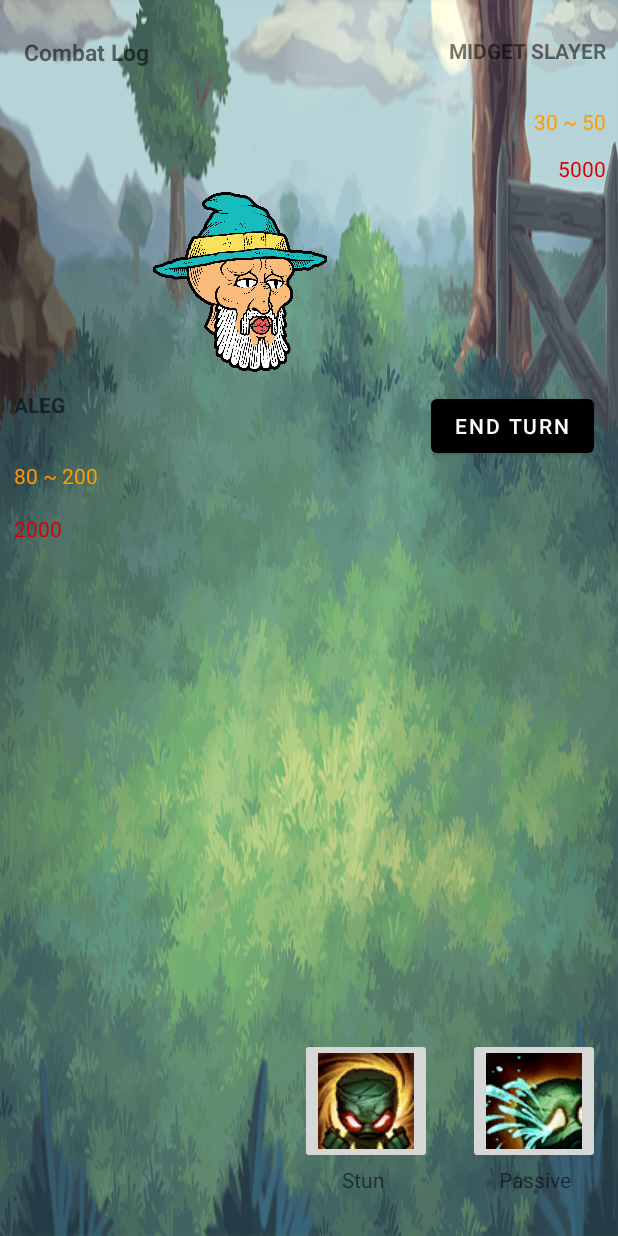
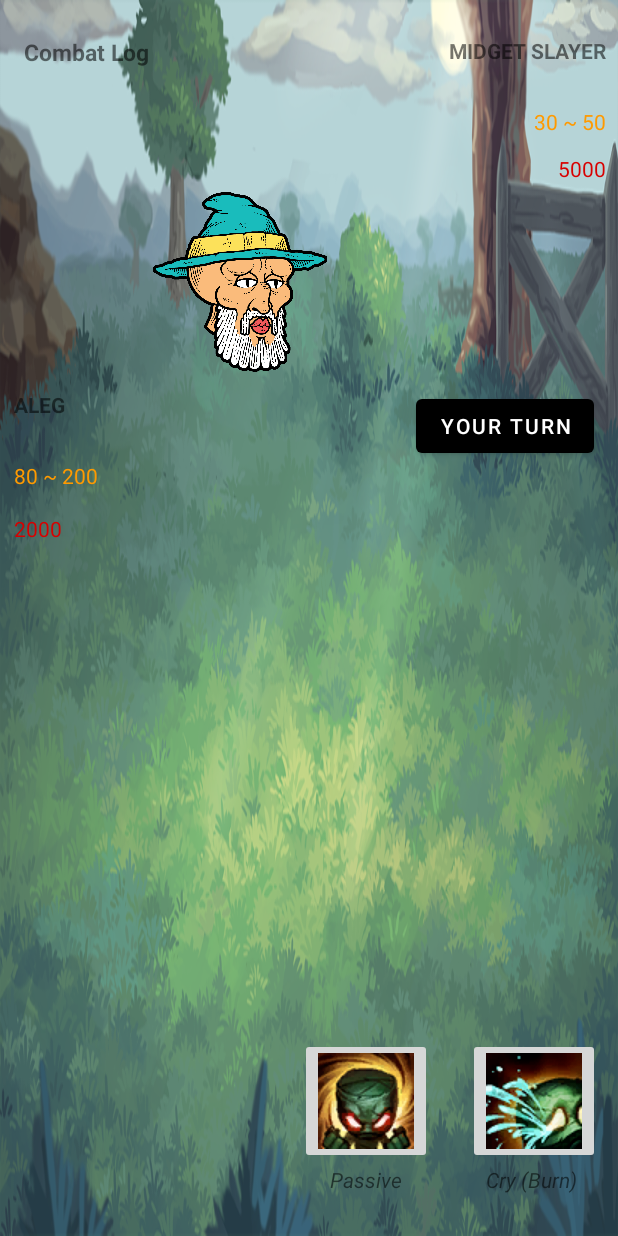
Before and after one commit to PocariNoSweat/Lim_TurnBasedGame, an Android app: the MainActivity screen opened directly, with no data from a screen before it, on a phone screen of 412 x 824 dp. Run offline under Robolectric (Android 15) with nearby library versions, the phone set to English and light mode, and no system bars.

Commit message:
dont use the skills at your first turn T_T naay error which i really can't do it anymore. So this is my final one!

```diff
--- a/app/src/main/res/layout/activity_main.xml
+++ b/app/src/main/res/layout/activity_main.xml
@@ -13,7 +13,7 @@
         android:layout_width="wrap_content"
         android:layout_height="wrap_content"
         android:layout_marginEnd="16dp"
-        android:text="End Turn"
+        android:text="Your Turn"
         app:backgroundTint="@color/black"
         app:layout_constraintEnd_toEndOf="parent"
         app:layout_constraintTop_toTopOf="@+id/txtCharName" />
@@ -100,9 +100,10 @@
         android:id="@+id/txtskill1mp"
         android:layout_width="wrap_content"
         android:layout_height="wrap_content"
-        android:layout_marginStart="228dp"
+        android:layout_marginStart="220dp"
         android:layout_marginBottom="28dp"
-        android:text="Stun"
+        android:text="Passive"
+        android:textStyle="italic"
         app:layout_constraintBottom_toBottomOf="parent"
         app:layout_constraintStart_toStartOf="parent" />
 
@@ -110,8 +111,9 @@
         android:id="@+id/txtskill2mp"
         android:layout_width="wrap_content"
         android:layout_height="wrap_content"
-        android:layout_marginStart="76dp"
-        android:text="Passive"
+        android:layout_marginStart="56dp"
+        android:text="Cry (Burn)"
+        android:textStyle="italic"
         app:layout_constraintBottom_toBottomOf="@+id/txtskill1mp"
         app:layout_constraintStart_toEndOf="@+id/txtskill1mp" />
 
@@ -121,6 +123,7 @@
         android:layout_height="wrap_content"
         android:layout_marginStart="60dp"
         android:text="Passive"
+        android:textStyle="italic"
         app:layout_constraintBottom_toBottomOf="@+id/txtskill2mp"
         app:layout_constraintStart_toEndOf="@+id/txtskill2mp" />
 
@@ -130,7 +133,7 @@
         android:layout_height="wrap_content"
         android:layout_marginStart="200dp"
         android:layout_marginBottom="48dp"
-        android:clickable="true"
+        android:clickable="false"
         android:scaleType="fitXY"
         android:text="skill1"
         app:layout_constraintBottom_toBottomOf="parent"
@@ -142,7 +145,6 @@
         android:layout_width="wrap_content"
         android:layout_height="wrap_content"
         android:layout_marginStart="24dp"
-        android:clickable="false"
         android:scaleType="fitXY"
         android:text="skill2"
         app:layout_constraintBottom_toBottomOf="@+id/btnskill1"
@@ -164,7 +166,7 @@
     <pl.droidsonroids.gif.GifImageView
         android:layout_width="120dp"
         android:layout_height="120dp"
-        android:layout_marginStart="456dp"
+        android:layout_marginStart="452dp"
         android:layout_marginTop="32dp"
         android:src="@drawable/enemy"
         app:layout_constraintStart_toStartOf="parent"
```
Also changed, not shown: app/src/main/java/com/example/lim_turnbasedgame/MainActivity.java (+81 -68 lines), 1 other file.
